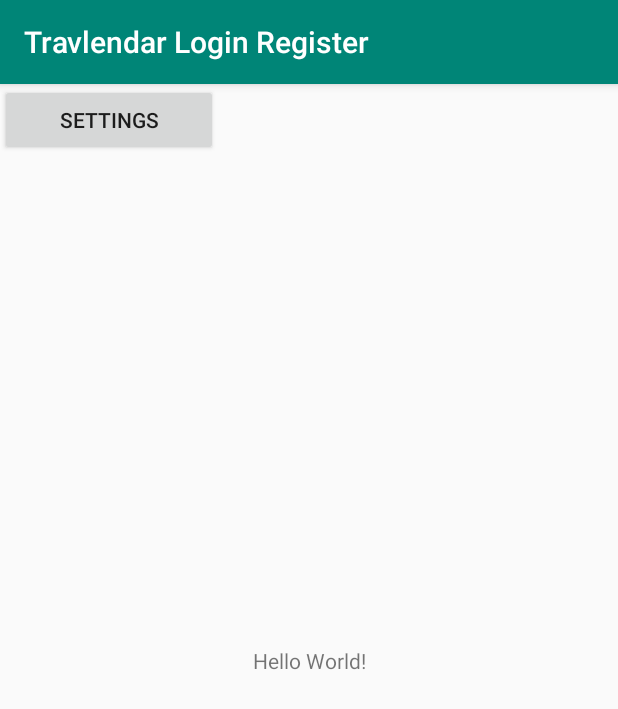
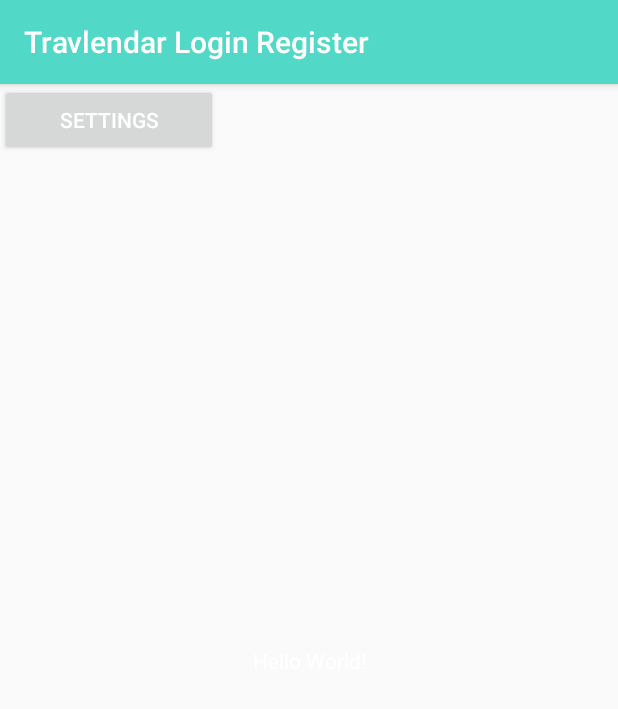
Before and after one commit to jiduncan/Travlendar, an Android app: the screen it shows after launch (MainActivity), on a phone screen of 412 x 824 dp. Shown: the top 709 px of the screen. Run offline under Robolectric (Android 15) with nearby library versions, the phone set to English and light mode, and no system bars.

```diff
--- a/app/src/main/res/values/colors.xml
+++ b/app/src/main/res/values/colors.xml
@@ -1,6 +1,9 @@
 <?xml version="1.0" encoding="utf-8"?>
 <resources>
-    <color name="colorPrimary">#008577</color>
-    <color name="colorPrimaryDark">#00574B</color>
-    <color name="colorAccent">#D81B60</color>
+    <color name="colorPrimary">#51d8c7</color>
+    <color name="colorPrimaryDark">#51d8c7</color>
+    <color name="colorAccent">#FFFFFF</color>
+    <color name="colorBackground">#413e4f</color>
+    <color name="colorText">#FFFFFF</color>
+    <color name="colorTextHint">#51d8c7</color>
 </resources>
--- a/app/src/main/res/values/styles.xml
+++ b/app/src/main/res/values/styles.xml
@@ -6,6 +6,10 @@
         <item name="colorPrimary">@color/colorPrimary</item>
         <item name="colorPrimaryDark">@color/colorPrimaryDark</item>
         <item name="colorAccent">@color/colorAccent</item>
+        <item name="android:textColor">@color/colorText</item>
+        <item name="android:textColorHint">@color/colorText</item>
+        <item name="colorControlNormal">@color/colorText</item>
+        <item name="colorControlActivated">@color/colorText</item>
     </style>
 
 </resources>
```
Also changed, not shown: app/src/main/java/com/example/seniorproject/travlendar/SQL_Database/DatabaseHelper.java (added, +58 -0 lines), app/src/main/java/com/example/seniorproject/travlendar/modal/User.java (added, +40 -0 lines), app/src/main/res/values/strings.xml (+18 -0 lines).
